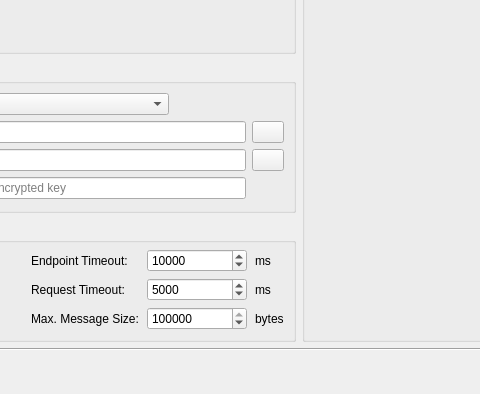
First picture: the form in src/ui/dialogs/connectiondialog.ui, repository sanny32/OpenUaExplorer, before the edit; both pictures show x 310 to 790 and y 256 to 650 of the 1020 by 650 pixel window.
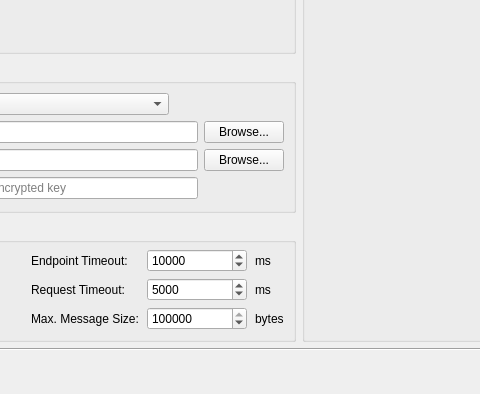
Second picture: the form after the edit. The open tabs and pages were chosen to show the change. Icons and pictures are not drawn. Custom widgets are drawn as their Qt base class.

Commit message: feat: Add "Browse..." option to file selection dialogs and update translations

What changed in the file:
```diff
--- a/src/ui/dialogs/connectiondialog.ui
+++ b/src/ui/dialogs/connectiondialog.ui
@@ -356,26 +356,11 @@
                   <verstretch>0</verstretch>
                  </sizepolicy>
                 </property>
-                <property name="maximumSize">
-                 <size>
-                  <width>32</width>
-                  <height>16777215</height>
-                 </size>
-                </property>
                 <property name="toolTip">
                  <string>Select certificate file</string>
                 </property>
                 <property name="text">
-                 <string/>
-                </property>
-                <property name="iconSize">
-                 <size>
-                  <width>16</width>
-                  <height>16</height>
-                 </size>
-                </property>
-                <property name="iconName" stdset="0">
-                 <string notr="true">file-text</string>
+                 <string>Browse...</string>
                 </property>
                </widget>
               </item>
@@ -410,26 +395,11 @@
                   <verstretch>0</verstretch>
                  </sizepolicy>
                 </property>
-                <property name="maximumSize">
-                 <size>
-                  <width>32</width>
-                  <height>16777215</height>
-                 </size>
-                </property>
                 <property name="toolTip">
                  <string>Select private key file</string>
                 </property>
                 <property name="text">
-                 <string/>
-                </property>
-                <property name="iconSize">
-                 <size>
-                  <width>16</width>
-                  <height>16</height>
-                 </size>
-                </property>
-                <property name="iconName" stdset="0">
-                 <string notr="true">file-text</string>
+                 <string>Browse...</string>
                 </property>
                </widget>
               </item>
```
The commit also changes 3 other files.
